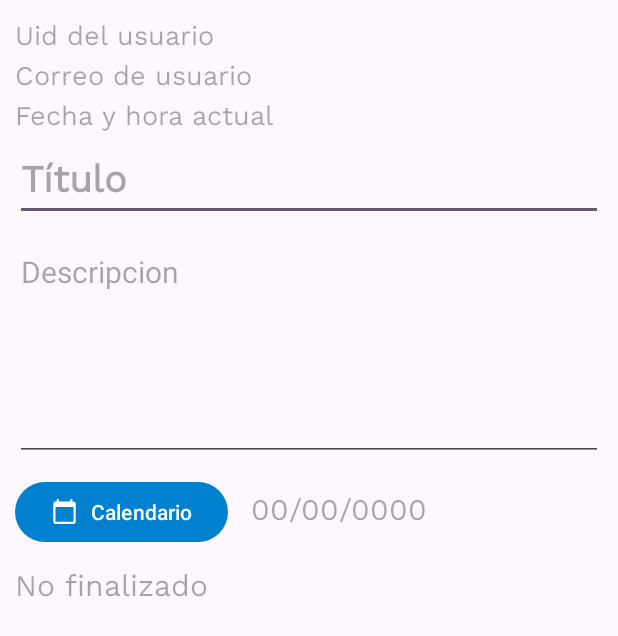
After one commit to Brend-hs/Agenda, an Android app: the Agregar_Nota screen opened directly, with no data from a screen before it, on a phone screen of 412 x 824 dp. The commit adds this screen. Shown: the top 636 px of the screen. Run offline under Robolectric (Android 15) with nearby library versions, the phone set to English and light mode, and no system bars.

Commit message:
Vista de agregar nota

```diff
--- a/app/src/main/AndroidManifest.xml
+++ b/app/src/main/AndroidManifest.xml
@@ -13,8 +13,11 @@
         android:theme="@style/Theme.Agenda"
         tools:targetApi="31">
         <activity
+            android:name=".AgregarNota.Agregar_Nota"
+            android:exported="false" />
+        <activity
             android:name=".Pantalla_De_Carga"
-            android:exported="true" >
+            android:exported="true">
             <intent-filter>
                 <action android:name="android.intent.action.MAIN" />
 
--- /dev/null
+++ b/app/src/main/java/com/example/agenda/AgregarNota/Agregar_Nota.java
@@ -0,0 +1,26 @@
+package com.example.agenda.AgregarNota;
+
+import android.os.Bundle;
+
+import androidx.activity.EdgeToEdge;
+import androidx.appcompat.app.AppCompatActivity;
+import androidx.core.graphics.Insets;
+import androidx.core.view.ViewCompat;
+import androidx.core.view.WindowInsetsCompat;
+
+import com.example.agenda.R;
+
+public class Agregar_Nota extends AppCompatActivity {
+
+    @Override
+    protected void onCreate(Bundle savedInstanceState) {
+        super.onCreate(savedInstanceState);
+        EdgeToEdge.enable(this);
+        setContentView(R.layout.activity_agregar_nota);
+        ViewCompat.setOnApplyWindowInsetsListener(findViewById(R.id.main), (v, insets) -> {
+            Insets systemBars = insets.getInsets(WindowInsetsCompat.Type.systemBars());
+            v.setPadding(systemBars.left, systemBars.top, systemBars.right, systemBars.bottom);
+            return insets;
+        });
+    }
+}
--- /dev/null
+++ b/app/src/main/res/drawable/icono_calendario.xml
@@ -0,0 +1,5 @@
+<vector xmlns:android="http://schemas.android.com/apk/res/android" android:height="24dp" android:tint="#CCCCCC" android:viewportHeight="24" android:viewportWidth="24" android:width="24dp">
+
+    <path android:fillColor="@android:color/white" android:pathData="M20,3h-1L19,1h-2v2L7,3L7,1L5,1v2L4,3c-1.1,0 -2,0.9 -2,2v16c0,1.1 0.9,2 2,2h16c1.1,0 2,-0.9 2,-2L22,5c0,-1.1 -0.9,-2 -2,-2zM20,21L4,21L4,8h16v13z"/>
+
+</vector>
--- /dev/null
+++ b/app/src/main/res/layout/activity_agregar_nota.xml
@@ -0,0 +1,101 @@
+<?xml version="1.0" encoding="utf-8"?>
+<ScrollView xmlns:android="http://schemas.android.com/apk/res/android"
+    xmlns:app="http://schemas.android.com/apk/res-auto"
+    xmlns:tools="http://schemas.android.com/tools"
+    android:id="@+id/main"
+    android:layout_width="match_parent"
+    android:layout_height="match_parent"
+    tools:context=".AgregarNota.Agregar_Nota">
+
+    <androidx.appcompat.widget.LinearLayoutCompat
+        android:layout_width="match_parent"
+        android:layout_height="wrap_content"
+        android:orientation="vertical"
+        android:padding="10dp">
+
+        <!--UID DEL USUARIO-->
+        <TextView
+            android:id="@+id/Uid_Usuario"
+            android:hint="@string/Uid_Usuario"
+            android:layout_width="wrap_content"
+            android:layout_height="wrap_content"
+            android:textSize="18sp"
+            android:fontFamily="@font/worksans"/>
+
+        <!--CORREO DEL USUARIO-->
+        <TextView
+            android:id="@+id/Correo_Usuario"
+            android:hint="@string/Correo_Usuario"
+            android:layout_width="wrap_content"
+            android:layout_height="wrap_content"
+            android:textSize="18sp"
+            android:fontFamily="@font/worksans"/>
+
+        <!--FECHA Y HORA ACTUAL DEL DISPOSITIVO-->
+        <TextView
+            android:id="@+id/Fecha_hora_actual"
+            android:hint="@string/Fecha_hora_actual"
+            android:layout_width="wrap_content"
+            android:layout_height="wrap_content"
+            android:textSize="18sp"
+            android:fontFamily="@font/worksans"/>
+
+        <!--TITULO-->
+        <EditText
+            android:id="@+id/Titulo"
+            android:hint="@string/Titulo"
+            android:textSize="25sp"
+            android:textStyle="bold"
+            android:fontFamily="@font/worksans"
+            android:layout_width="match_parent"
+            android:layout_height="wrap_content"/>
+
+        <!--DESCRIPCION-->
+        <EditText
+            android:id="@+id/Descripcion"
+            android:hint="@string/Descripcion"
+            android:textSize="20sp"
+            android:layout_marginTop="10dp"
+            android:minHeight="150dp"
+            android:gravity="start"
+            android:layout_width="match_parent"
+            android:layout_height="wrap_content"/>
+
+        <androidx.appcompat.widget.LinearLayoutCompat
+            android:layout_width="match_parent"
+            android:layout_height="wrap_content"
+            android:layout_marginTop="10dp"
+            android:orientation="horizontal">
+
+            <!--BOTON PARA ABRIR CALENDARIO-->
+            <Button
+                android:id="@+id/Btn_Calendario"
+                android:text="@string/Btn_Calendario"
+                app:icon="@drawable/icono_calendario"
+                android:layout_width="wrap_content"
+                android:layout_height="wrap_content"/>
+
+            <!--VISUALIZAR FECHA ELEGIDA-->
+            <TextView
+                android:id="@+id/Fecha"
+                android:hint="@string/Fecha"
+                android:textSize="20sp"
+                android:layout_marginStart="15dp"
+                android:fontFamily="@font/worksans"
+                android:layout_width="wrap_content"
+                android:layout_height="wrap_content"/>
+
+        </androidx.appcompat.widget.LinearLayoutCompat>
+
+        <!--ESTADO DE LA NOTA-->
+        <TextView
+            android:id="@+id/Estado"
+            android:hint="@string/Estado"
+            android:textSize="20sp"
+            android:layout_marginTop="10dp"
+            android:fontFamily="@font/worksans"
+            android:layout_width="wrap_content"
+            android:layout_height="wrap_content"/>
+
+    </androidx.appcompat.widget.LinearLayoutCompat>
+</ScrollView>
--- a/app/src/main/res/values/strings.xml
+++ b/app/src/main/res/values/strings.xml
@@ -1,3 +1,12 @@
 <resources>
     <string name="app_name">Agenda</string>
+    <!--AGREGAR NOTA-->
+    <string name="Uid_Usuario">Uid del usuario</string>
+    <string name="Correo_Usuario">Correo de usuario</string>
+    <string name="Fecha_hora_actual">Fecha y hora actual</string>
+    <string name="Titulo">Título</string>
+    <string name="Descripcion">Descripcion</string>
+    <string name="Btn_Calendario">Calendario</string>
+    <string name="Fecha">00/00/0000</string>
+    <string name="Estado">No finalizado</string>
 </resources>
```
Also changed, not shown: app/src/main/res/font/worksans.ttf (added).
